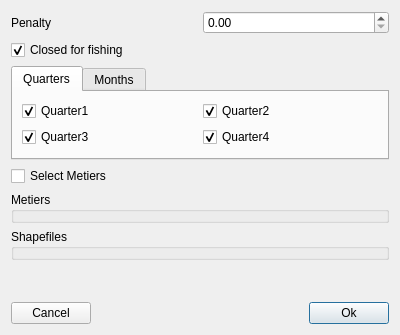
Qt form qtgui/pathpenaltydialog.ui (frabas/DISPLACE_GUI) before a commit.
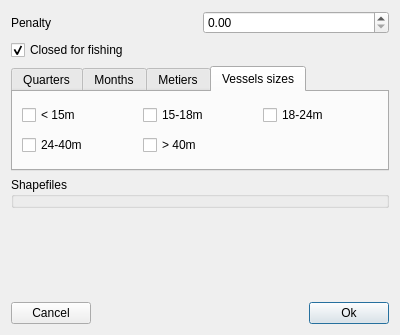
The same form after that commit.

Commit message: Added penalty per Vessel Size (Gui)

```diff
--- a/qtgui/pathpenaltydialog.ui
+++ b/qtgui/pathpenaltydialog.ui
@@ -21,14 +21,7 @@
      </property>
     </widget>
    </item>
-   <item row="6" column="0" colspan="2">
-    <widget class="QGroupBox" name="metierGroup">
-     <property name="title">
-      <string>Metiers</string>
-     </property>
-    </widget>
-   </item>
-   <item row="12" column="0" colspan="2">
+   <item row="10" column="0" colspan="2">
     <layout class="QHBoxLayout" name="horizontalLayout">
      <item>
       <widget class="QPushButton" name="cancel">
@@ -62,7 +55,7 @@
      </item>
     </layout>
    </item>
-   <item row="11" column="0">
+   <item row="9" column="0">
     <spacer name="verticalSpacer">
      <property name="orientation">
       <enum>Qt::Vertical</enum>
@@ -82,14 +75,7 @@
      </property>
     </widget>
    </item>
-   <item row="5" column="0">
-    <widget class="QCheckBox" name="enableMetiers">
-     <property name="text">
-      <string>Select Metiers</string>
-     </property>
-    </widget>
-   </item>
-   <item row="10" column="0" colspan="2">
+   <item row="8" column="0" colspan="2">
     <widget class="QGroupBox" name="shapefileGroup">
      <property name="title">
       <string>Shapefiles</string>
@@ -109,7 +95,7 @@
    <item row="2" column="0" colspan="2">
     <widget class="QTabWidget" name="tabWidgetPeriods">
      <property name="currentIndex">
-      <number>0</number>
+      <number>3</number>
      </property>
      <widget class="QWidget" name="tabWidgetPage1" native="true">
       <attribute name="title">
@@ -163,6 +149,69 @@
        <string>Months</string>
       </attribute>
      </widget>
+     <widget class="QWidget" name="tabPageMetiers">
+      <attribute name="title">
+       <string>Metiers</string>
+      </attribute>
+      <layout class="QVBoxLayout" name="verticalLayout">
+       <item>
+        <widget class="QCheckBox" name="enableMetiers">
+         <property name="text">
+          <string>Select Metiers</string>
+         </property>
+        </widget>
+       </item>
+       <item>
+        <widget class="QGroupBox" name="metierGroup">
+         <property name="title">
+          <string>Metiers</string>
+         </property>
+        </widget>
+       </item>
+      </layout>
+     </widget>
+     <widget class="QWidget" name="tabPageVesselsSizes">
+      <attribute name="title">
+       <string>Vessels sizes</string>
+      </attribute>
+      <layout class="QGridLayout" name="gridLayout_3">
+       <item row="0" column="0">
+        <widget class="QCheckBox" name="cbSize0">
+         <property name="text">
+          <string>&lt; 15m</string>
+         </property>
+        </widget>
+       </item>
+       <item row="0" column="1">
+        <widget class="QCheckBox" name="cbSize1">
+         <property name="text">
+          <string>15-18m</string>
+         </property>
+        </widget>
+       </item>
+       <item row="0" column="2">
+        <widget class="QCheckBox" name="cbSize2">
+         <property name="text">
+          <string>18-24m</string>
+         </property>
+        </widget>
+       </item>
+       <item row="1" column="0">
+        <widget class="QCheckBox" name="cbSize3">
+         <property name="text">
+          <string>24-40m</string>
+         </property>
+        </widget>
+       </item>
+       <item row="1" column="1">
+        <widget class="QCheckBox" name="cbSize4">
+         <property name="text">
+          <string>&gt; 40m</string>
+         </property>
+        </widget>
+       </item>
+      </layout>
+     </widget>
     </widget>
    </item>
   </layout>
```
Left out of the diff: 2 changed lines with no effect on the pictures. The commit also changes 12 other files.
